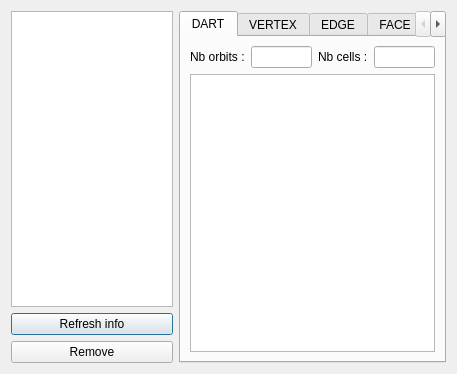
Old version of the form SCHNApps/forms/mapsDialog.ui in the repository cgogn/CGoGN.
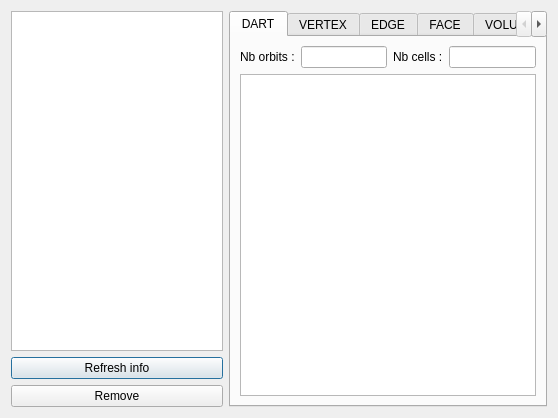
New version of the form.

What changed in the file:
```diff
--- a/SCHNApps/forms/mapsDialog.ui
+++ b/SCHNApps/forms/mapsDialog.ui
@@ -6,8 +6,8 @@
    <rect>
     <x>0</x>
     <y>0</y>
-    <width>457</width>
-    <height>374</height>
+    <width>558</width>
+    <height>418</height>
    </rect>
   </property>
   <property name="windowTitle">
```
